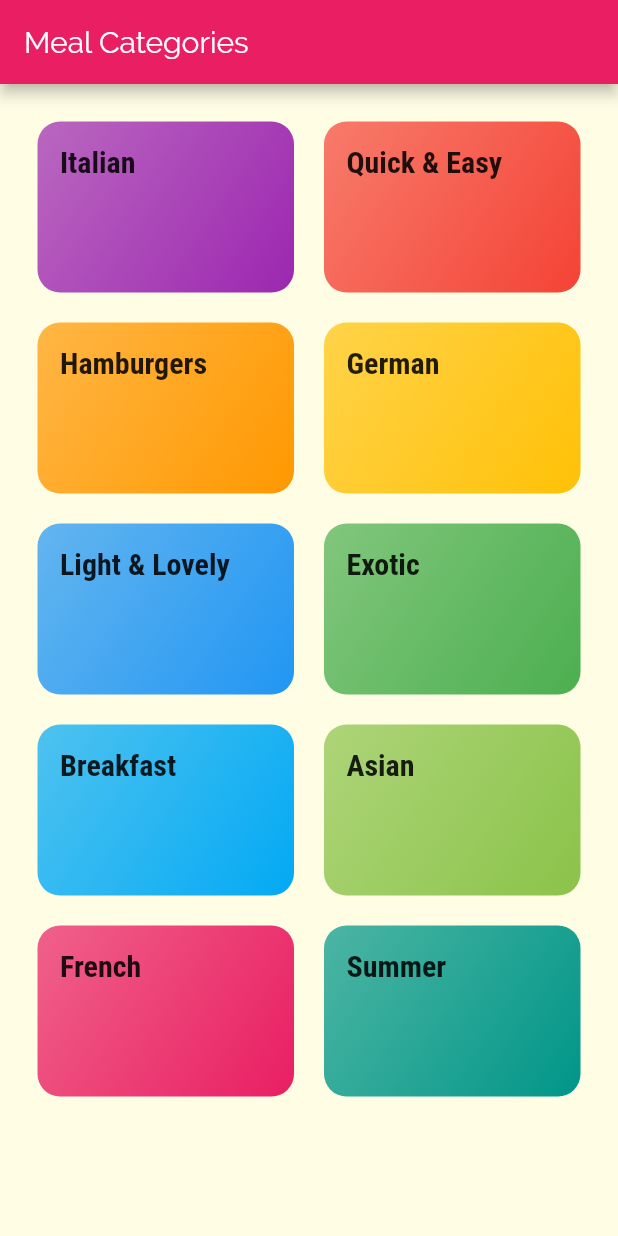
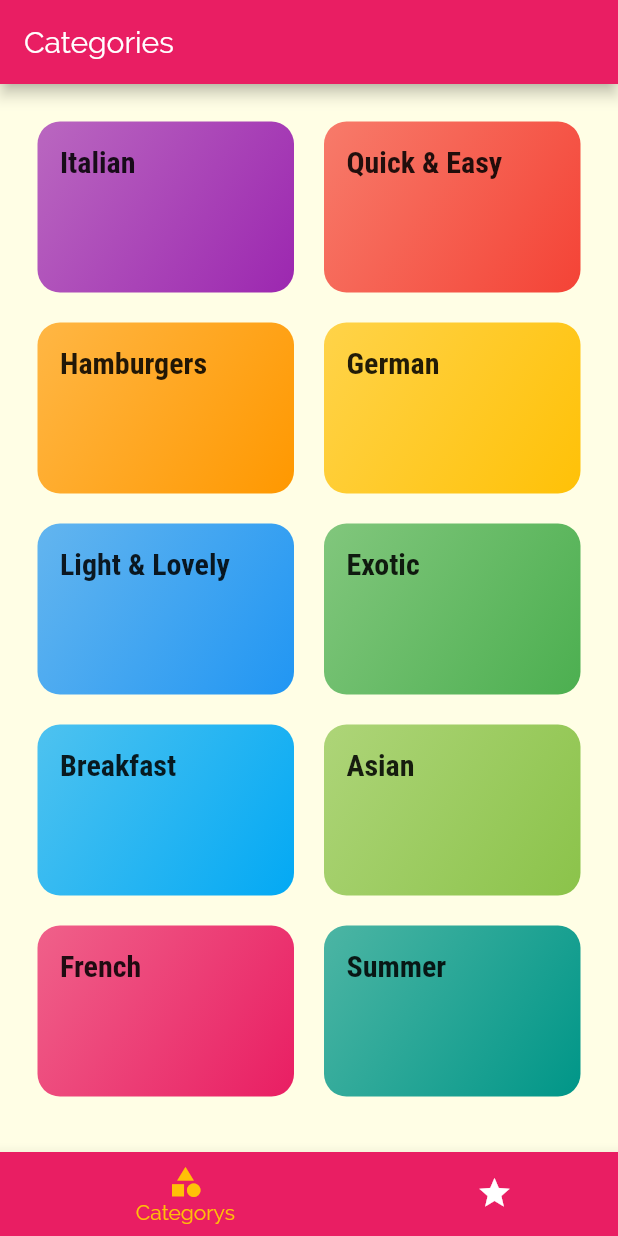
Before and after one commit to ShariyarAbeer/meal_categories, a Flutter app: the screen it shows after launch, on a phone screen of 412 x 824 dp. Run offline on Flutter 3.47's test engine with Material 2 defaults, Android fonts, the phone set to English and light mode, and no system bars.

Commit message:
tab done

```diff
--- a/lib/main.dart
+++ b/lib/main.dart
@@ -1,8 +1,9 @@
 import 'package:flutter/material.dart';
 import './error_page.dart';
 import './screens/meal_detail_screen.dart';
-import './screens/categories_screen.dart';
+//import './screens/categories_screen.dart';
 import './screens/categories_select_screen.dart';
+import './screens/tab_screen.dart';
 
 void main() => runApp(MyApp());
 
@@ -31,8 +32,10 @@ class MyApp extends StatelessWidget {
               ),
             ),
       ),
-      home: CategoriesScreen(),
+      //home: CategoriesScreen(),
+      initialRoute: "/",
       routes: {
+        "/": (ctx) => TabScreen(),
         CategoriesSelectScreen.routeName: (cxt) => CategoriesSelectScreen(),
         MealDetailScreen.routeName: (cxt) => MealDetailScreen(),
         ErrorPage.routeName: (cxt) => ErrorPage(),
--- a/lib/screens/categories_screen.dart
+++ b/lib/screens/categories_screen.dart
@@ -7,11 +7,7 @@ class CategoriesScreen extends StatelessWidget {
 
   @override
   Widget build(BuildContext context) {
-    return Scaffold(
-      appBar: AppBar(
-        title: const Text("Meal Categories"),
-      ),
-      body: GridView(
+    return GridView(
       padding: const EdgeInsets.all(25),
       children: DUMMY_CATEGORIES
           .map(
@@ -28,7 +24,6 @@ class CategoriesScreen extends StatelessWidget {
         crossAxisSpacing: 20,
         mainAxisSpacing: 20,
       ),
-      ),
     );
   }
 }
--- /dev/null
+++ b/lib/screens/favorites_screen.dart
@@ -0,0 +1,10 @@
+import 'package:flutter/material.dart';
+
+class FavoritesScreen extends StatelessWidget {
+  @override
+  Widget build(BuildContext context) {
+    return Center(
+      child: Text("Favorites_Screen"),
+    );
+  }
+}
--- /dev/null
+++ b/lib/screens/tab_screen.dart
@@ -0,0 +1,69 @@
+import 'package:flutter/material.dart';
+import './categories_screen.dart';
+import './favorites_screen.dart';
+
+class TabScreen extends StatefulWidget {
+  @override
+  _TabScreenState createState() => _TabScreenState();
+}
+
+class _TabScreenState extends State<TabScreen> {
+  final List<Map<String, Object>> _pages = [
+    {
+      "page": CategoriesScreen(),
+      "title": "Categories",
+    },
+    {
+      "page": FavoritesScreen(),
+      "title": "Your Favorites",
+    },
+  ];
+
+  int _selectedPageIndex = 0;
+
+  void _selectPage(int index) {
+    setState(() {
+      _selectedPageIndex = index;
+    });
+  }
+
+  @override
+  Widget build(BuildContext context) {
+    return
+
+        // DefaultTabController(
+        //   initialIndex: 0,
+        //   length: 2,
+        //   child:
+        //  --Defailt Tab system
+
+        Scaffold(
+      appBar: AppBar(
+        title: Text(
+          _pages[_selectedPageIndex]["title"],
+        ),
+      ),
+      body: _pages[_selectedPageIndex]["page"],
+      bottomNavigationBar: BottomNavigationBar(
+        onTap: _selectPage,
+        backgroundColor: Theme.of(context).primaryColor,
+        unselectedItemColor: Colors.white,
+        selectedItemColor: Theme.of(context).accentColor,
+        currentIndex: _selectedPageIndex,
+        type: BottomNavigationBarType.shifting,
+        items: [
+          BottomNavigationBarItem(
+            backgroundColor: Theme.of(context).primaryColor,
+            icon: Icon(Icons.category),
+            title: Text("Categorys"),
+          ),
+          BottomNavigationBarItem(
+            backgroundColor: Theme.of(context).primaryColor,
+            icon: Icon(Icons.star),
+            title: Text("Favorites"),
+          ),
+        ],
+      ),
+    );
+  }
+}
```
Lines whose indentation alone changed are shown as unchanged.
